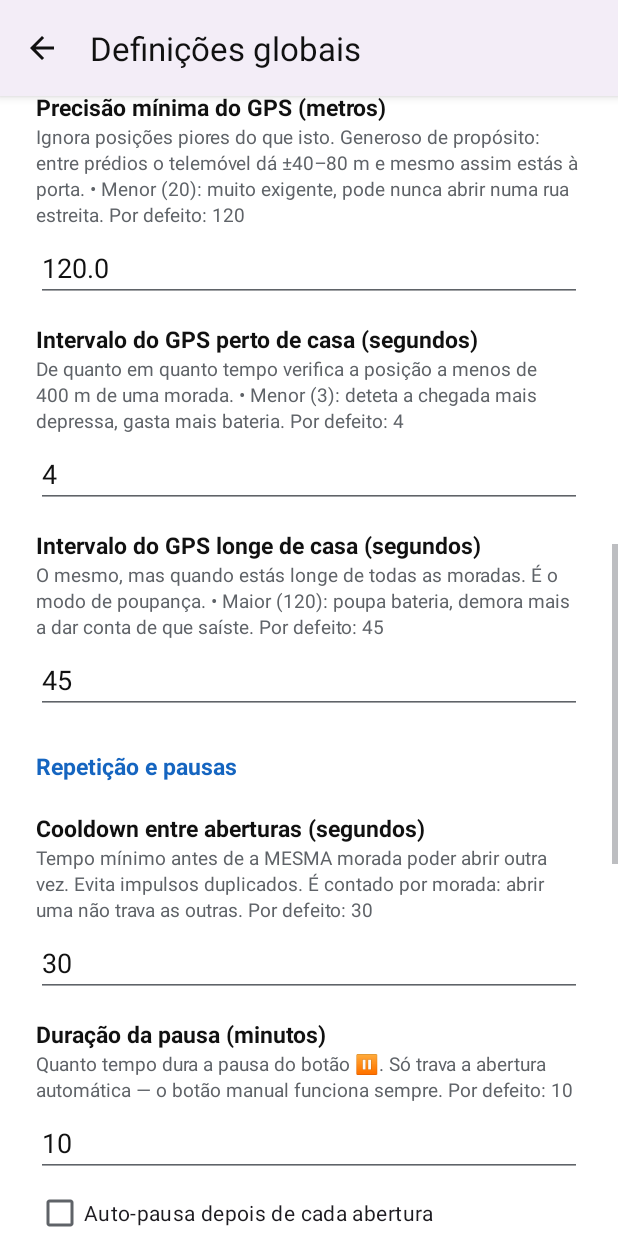
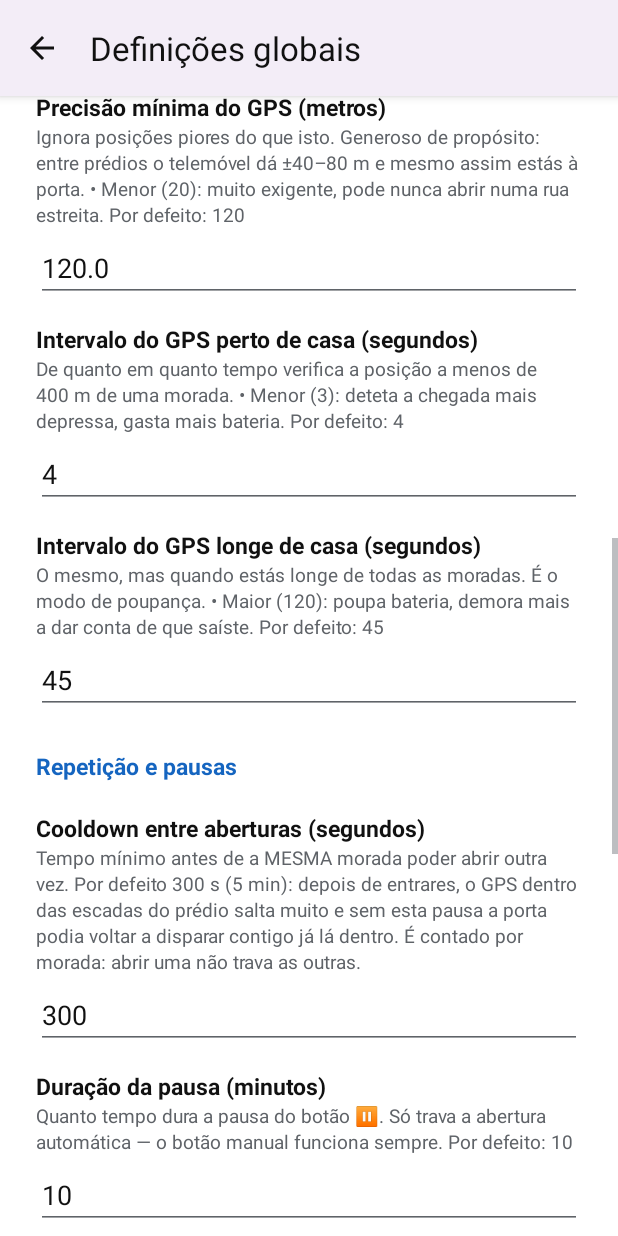
Before and after one commit to zavricardo-debug/abreportaautoshelly, an Android app: the GlobalSettingsActivity screen opened directly, with no data from a screen before it, scrolled down 1064 dp, on a phone screen of 412 x 824 dp. Run offline under Robolectric (Android 15) with nearby library versions, the light colour scheme and no system bars; network calls fail.

Commit message:
Corrigir disparo repetido dentro do predio; cooldown por defeito 5 min
Reportado: a porta voltou a disparar com o utilizador ja dentro, nas escadas.

Havia DUAS causas, e o cooldown era so uma delas.

1) O ramo do Modo Chegada nunca verificava door.armed. Depois de markOpened()
   por armed=false, bastava o GPS saltar para fora do raio - o que e vulgar
   nas escadas, onde se perdem os satelites e a posicao salta dezenas de
   metros - para awaySinceAt ser remarcado e a porta abrir outra vez. O modo
   normal ja verificava armed; o bug era exclusivo do modo novo.
   Passa a recusar se a morada ja abriu nesta chegada, e um salto de GPS
   deixa de remarcar 'esteve fora' quando ja nao esta armada.

2) Cooldown por defeito de 30 s -> 300 s (5 min), como pedido. Corrigido
   tambem o fallback do ecra de definicoes, que repunha 30 s se o campo
   ficasse vazio, e limitado a [0, 3600].

Simulado (6 min de escadas com o GPS a saltar): antes 11 aberturas; so com o
cooldown de 5 min ainda passavam 2; so com a verificacao de armed 1; com as
duas juntas exactamente 1 - a legitima. A chegada normal continua a abrir.

Co-authored-by: arena-agent <297053741+arena-agent@users.noreply.github.com>

```diff
--- a/workspace-01a06e07-780c-7c53-807f-e100cdba93b8 (2)/ShellyDoor/app/src/main/java/com/example/shellydoor/GlobalSettingsActivity.kt
+++ b/workspace-01a06e07-780c-7c53-807f-e100cdba93b8 (2)/ShellyDoor/app/src/main/java/com/example/shellydoor/GlobalSettingsActivity.kt
@@ -71,7 +71,8 @@ class GlobalSettingsActivity : AppCompatActivity() {
 
         findViewById<Button>(R.id.btnSaveGlobal).setOnClickListener {
             prefs.maxSpeedMs = etSpeed.text.toString().toFloatOrNull() ?: prefs.maxSpeedMs
-            prefs.cooldownMs = (etCooldown.text.toString().toLongOrNull() ?: 30) * 1000
+            prefs.cooldownMs = ((etCooldown.text.toString().toLongOrNull() ?: 300L)
+                .coerceIn(0L, 3600L)) * 1000
             prefs.pauseMinutes = etPauseMin.text.toString().toIntOrNull() ?: 10
             prefs.autoPauseAfterOpen = cbAutoPause.isChecked
             prefs.networkGraceSeconds = etGrace.text.toString().toIntOrNull() ?: 60
--- a/workspace-01a06e07-780c-7c53-807f-e100cdba93b8 (2)/ShellyDoor/app/src/main/java/com/example/shellydoor/Prefs.kt
+++ b/workspace-01a06e07-780c-7c53-807f-e100cdba93b8 (2)/ShellyDoor/app/src/main/java/com/example/shellydoor/Prefs.kt
@@ -33,7 +33,7 @@ class Prefs(context: Context) {
 
     /** Intervalo mínimo (ms) entre duas aberturas automáticas DA MESMA morada. */
     var cooldownMs: Long
-        get() = sp.getLong(KEY_COOLDOWN, 30_000L)
+        get() = sp.getLong(KEY_COOLDOWN, 300_000L)   // 5 min
         set(v) = sp.edit().putLong(KEY_COOLDOWN, v).apply()
 
     var lastOpenTimestamp: Long
--- a/workspace-01a06e07-780c-7c53-807f-e100cdba93b8 (2)/ShellyDoor/app/src/main/res/values/strings.xml
+++ b/workspace-01a06e07-780c-7c53-807f-e100cdba93b8 (2)/ShellyDoor/app/src/main/res/values/strings.xml
@@ -27,7 +27,7 @@
     <string name="hint_door_enabled">Automação desta morada ativa?</string>
     <string name="hint_radius">Raio de disparo (metros) — mín. realista 20–40m (o GPS não faz melhor)</string>
     <string name="hint_speed">Velocidade máx para abrir (m/s) — ex. 8 (a pé nunca bloqueia)</string>
-    <string name="hint_cooldown">Cooldown (segundos) entre aberturas — ex. 30</string>
+    <string name="hint_cooldown">Cooldown (segundos) entre aberturas — ex. 300</string>
     <string name="hint_wifi_kill">Ligado ao Wi-Fi de casa = bloquear abertura</string>
     <string name="hint_home_ssid">SSID de casa (vírgulas se vários) — ex. MeuRouter</string>
     <string name="hint_pause_min">Duração da pausa (minutos) — ex. 10</string>
@@ -105,8 +105,7 @@ Por defeito: 4</string>
 Por defeito: 45</string>
 
     <string name="label_cooldown">Cooldown entre aberturas (segundos)</string>
-    <string name="desc_cooldown">Tempo mínimo antes de a MESMA morada poder abrir outra vez. Evita impulsos duplicados. É contado por morada: abrir uma não trava as outras.
-Por defeito: 30</string>
+    <string name="desc_cooldown">Tempo mínimo antes de a MESMA morada poder abrir outra vez. Por defeito 300 s (5 min): depois de entrares, o GPS dentro das escadas do prédio salta muito e sem esta pausa a porta podia voltar a disparar contigo já lá dentro. É contado por morada: abrir uma não trava as outras.</string>
 
     <string name="label_pause_min">Duração da pausa (minutos)</string>
     <string name="desc_pause_min">Quanto tempo dura a pausa do botão ⏸. Só trava a abertura automática — o botão manual funciona sempre.
```
Also changed, not shown: workspace-01a06e07-780c-7c53-807f-e100cdba93b8 (2)/ShellyDoor/app/src/main/java/com/example/shellydoor/DoorDecisionEngine.kt (+12 -1 lines), 1 other file.
